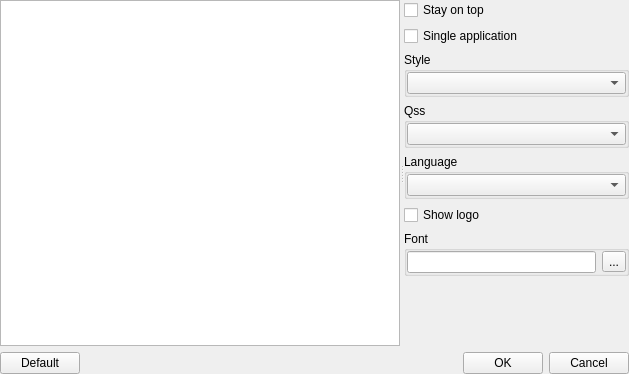
Before: the Qt Designer form xoptionswidget.ui in horsicq/XOptions, drawn with Qt 5.
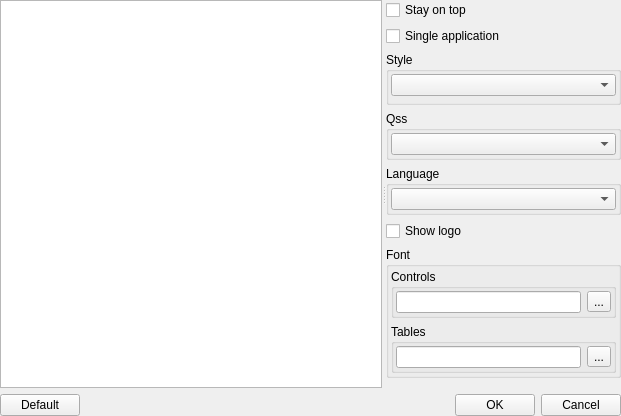
After: the same form once the commit is applied. The open tabs and pages were chosen to show the change.

```diff
--- a/xoptionswidget.ui
+++ b/xoptionswidget.ui
@@ -6,8 +6,8 @@
    <rect>
     <x>0</x>
     <y>0</y>
-    <width>629</width>
-    <height>374</height>
+    <width>621</width>
+    <height>416</height>
    </rect>
   </property>
   <property name="sizePolicy">
@@ -91,8 +91,8 @@
             <rect>
              <x>0</x>
              <y>0</y>
-             <width>117</width>
-             <height>262</height>
+             <width>248</width>
+             <height>384</height>
             </rect>
            </property>
            <layout class="QVBoxLayout" name="verticalLayout_8">
@@ -129,16 +129,16 @@
               </property>
               <layout class="QVBoxLayout" name="verticalLayout_4">
                <property name="leftMargin">
-                <number>0</number>
+                <number>2</number>
                </property>
                <property name="topMargin">
-                <number>0</number>
+                <number>2</number>
                </property>
                <property name="rightMargin">
-                <number>0</number>
+                <number>2</number>
                </property>
                <property name="bottomMargin">
-                <number>0</number>
+                <number>6</number>
                </property>
                <item>
                 <widget class="QComboBox" name="comboBoxViewStyle"/>
@@ -153,16 +153,16 @@
               </property>
               <layout class="QVBoxLayout" name="verticalLayout_7">
                <property name="leftMargin">
-                <number>0</number>
+                <number>2</number>
                </property>
                <property name="topMargin">
-                <number>0</number>
+                <number>2</number>
                </property>
                <property name="rightMargin">
-                <number>0</number>
+                <number>2</number>
                </property>
                <property name="bottomMargin">
-                <number>0</number>
+                <number>2</number>
                </property>
                <item>
                 <widget class="QComboBox" name="comboBoxViewQss"/>
@@ -177,16 +177,16 @@
               </property>
               <layout class="QVBoxLayout" name="verticalLayout_5">
                <property name="leftMargin">
-                <number>0</number>
+                <number>2</number>
                </property>
                <property name="topMargin">
-                <number>0</number>
+                <number>2</number>
                </property>
                <property name="rightMargin">
-                <number>0</number>
+                <number>2</number>
                </property>
                <property name="bottomMargin">
-                <number>0</number>
+                <number>2</number>
                </property>
                <item>
                 <widget class="QComboBox" name="comboBoxViewLanguage"/>
@@ -206,31 +206,87 @@
               <property name="title">
                <string>Font</string>
               </property>
-              <layout class="QHBoxLayout" name="horizontalLayout">
+              <layout class="QVBoxLayout" name="verticalLayout_9">
                <property name="leftMargin">
-                <number>0</number>
+                <number>2</number>
                </property>
                <property name="topMargin">
-                <number>0</number>
+                <number>2</number>
                </property>
                <property name="rightMargin">
-                <number>0</number>
+                <number>2</number>
                </property>
                <property name="bottomMargin">
-                <number>0</number>
+                <number>2</number>
                </property>
                <item>
-                <widget class="QLineEdit" name="lineEditViewFont">
-                 <property name="readOnly">
-                  <bool>true</bool>
+                <widget class="QGroupBox" name="groupBoxViewFontControls">
+                 <property name="title">
+                  <string>Controls</string>
                  </property>
+                 <layout class="QHBoxLayout" name="horizontalLayout_3">
+                  <property name="leftMargin">
+                   <number>2</number>
+                  </property>
+                  <property name="topMargin">
+                   <number>2</number>
+                  </property>
+                  <property name="rightMargin">
+                   <number>2</number>
+                  </property>
+                  <property name="bottomMargin">
+                   <number>2</number>
+                  </property>
+                  <item>
+                   <widget class="QLineEdit" name="lineEditViewFontControls">
+                    <property name="readOnly">
+                     <bool>true</bool>
+                    </property>
+                   </widget>
+                  </item>
+                  <item>
+                   <widget class="QToolButton" name="toolButtonViewFontControls">
+                    <property name="text">
+                     <string notr="true">...</string>
+                    </property>
+                   </widget>
+                  </item>
+                 </layout>
                 </widget>
                </item>
                <item>
-                <widget class="QToolButton" name="toolButtonViewFont">
-                 <property name="text">
-                  <string notr="true">...</string>
+                <widget class="QGroupBox" name="groupBoxViewFontTables">
+                 <property name="title">
+                  <string>Tables</string>
                  </property>
+                 <layout class="QHBoxLayout" name="horizontalLayout_4">
+                  <property name="leftMargin">
+                   <number>2</number>
+                  </property>
+                  <property name="topMargin">
+                   <number>2</number>
+                  </property>
+                  <property name="rightMargin">
+                   <number>2</number>
+                  </property>
+                  <property name="bottomMargin">
+                   <number>2</number>
+                  </property>
+                  <item>
+                   <widget class="QLineEdit" name="lineEditViewFontTables">
+                    <property name="readOnly">
+                     <bool>true</bool>
+                    </property>
+                   </widget>
+                  </item>
+                  <item>
+                   <widget class="QToolButton" name="toolButtonViewFontTables">
+                    <property name="text">
+                     <string notr="true">...</string>
+                    </property>
+                   </widget>
+                  </item>
+                 </layout>
                 </widget>
                </item>
               </layout>
```
Left out of the diff: 4 changed lines with no effect on the pictures.
